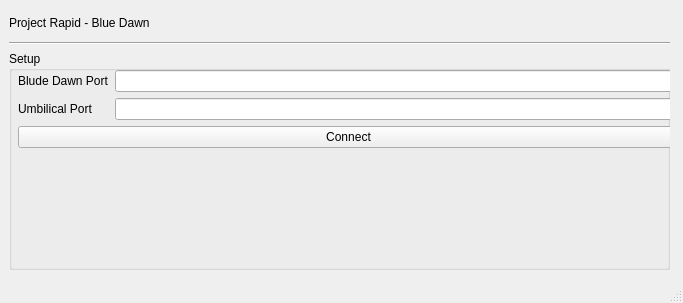
Bruin-Spacecraft-Group/Rapid-Blue-Dawn-Ground-Testing, file GSE/gse/mainwindow.ui: the form before one commit.
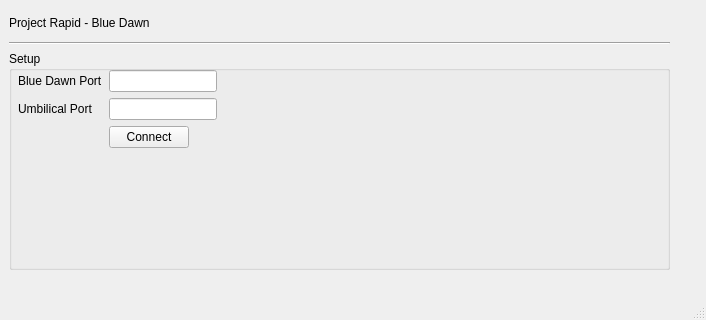
The form after the commit. Icons and pictures are not drawn.

Commit message: fixed alignment on login screen

```diff
--- a/GSE/gse/mainwindow.ui
+++ b/GSE/gse/mainwindow.ui
@@ -6,10 +6,16 @@
    <rect>
     <x>0</x>
     <y>0</y>
-    <width>683</width>
-    <height>303</height>
+    <width>706</width>
+    <height>320</height>
    </rect>
   </property>
+  <property name="sizePolicy">
+   <sizepolicy hsizetype="Minimum" vsizetype="Ignored">
+    <horstretch>0</horstretch>
+    <verstretch>0</verstretch>
+   </sizepolicy>
+  </property>
   <property name="windowTitle">
    <string>Bruin Space GSE Setup</string>
   </property>
@@ -60,12 +66,25 @@
          <item row="1" column="0">
           <widget class="QLabel" name="label_3">
            <property name="text">
-            <string>Blude Dawn Port</string>
+            <string>Blue Dawn Port</string>
            </property>
           </widget>
          </item>
          <item row="1" column="1">
-          <widget class="QLineEdit" name="lineEdit"/>
+          <widget class="QLineEdit" name="lineEditBlue">
+           <property name="sizePolicy">
+            <sizepolicy hsizetype="Maximum" vsizetype="Fixed">
+             <horstretch>0</horstretch>
+             <verstretch>0</verstretch>
+            </sizepolicy>
+           </property>
+           <property name="inputMask">
+            <string/>
+           </property>
+           <property name="text">
+            <string/>
+           </property>
+          </widget>
          </item>
          <item row="2" column="0">
           <widget class="QLabel" name="label_2">
@@ -75,10 +94,23 @@
           </widget>
          </item>
          <item row="2" column="1">
-          <widget class="QLineEdit" name="lineEdit_2"/>
+          <widget class="QLineEdit" name="lineEditUmb">
+           <property name="sizePolicy">
+            <sizepolicy hsizetype="Maximum" vsizetype="Fixed">
+             <horstretch>0</horstretch>
+             <verstretch>0</verstretch>
+            </sizepolicy>
+           </property>
+          </widget>
          </item>
-         <item row="3" column="0" colspan="2">
-          <widget class="QPushButton" name="pushButton">
+         <item row="3" column="1">
+          <widget class="QPushButton" name="buttonConnect">
+           <property name="sizePolicy">
+            <sizepolicy hsizetype="Maximum" vsizetype="Fixed">
+             <horstretch>0</horstretch>
+             <verstretch>0</verstretch>
+            </sizepolicy>
+           </property>
            <property name="text">
             <string>Connect</string>
            </property>
```
Left out of the diff: 8 changed lines with no effect on the pictures. The commit also changes 1 other file.
